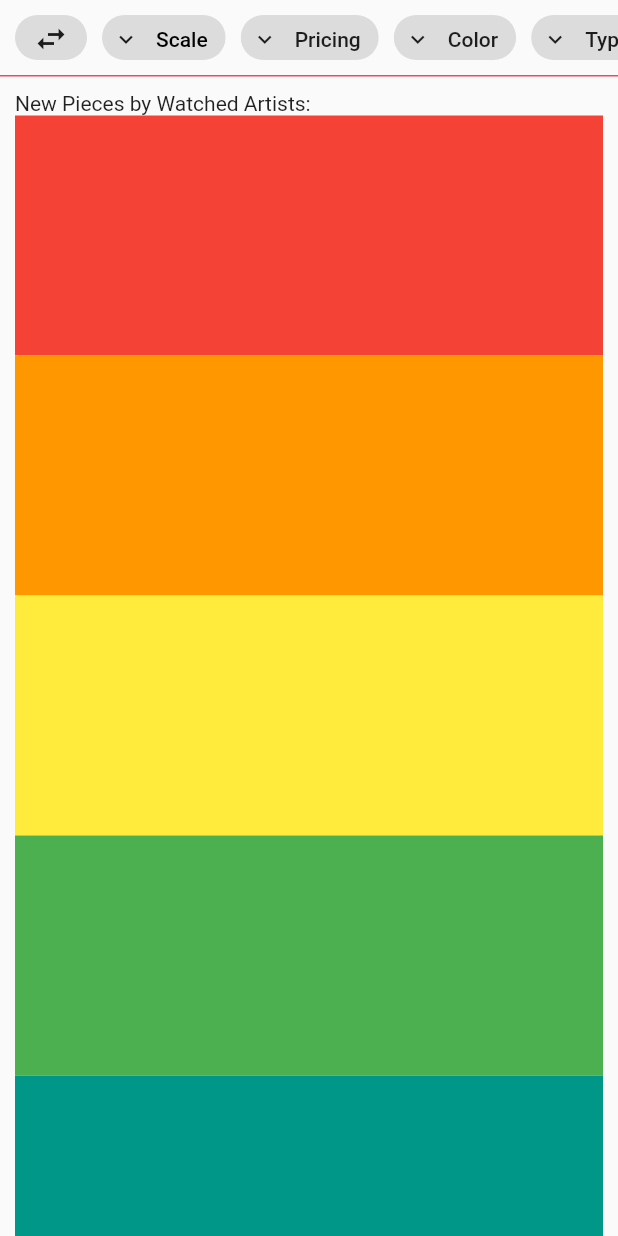
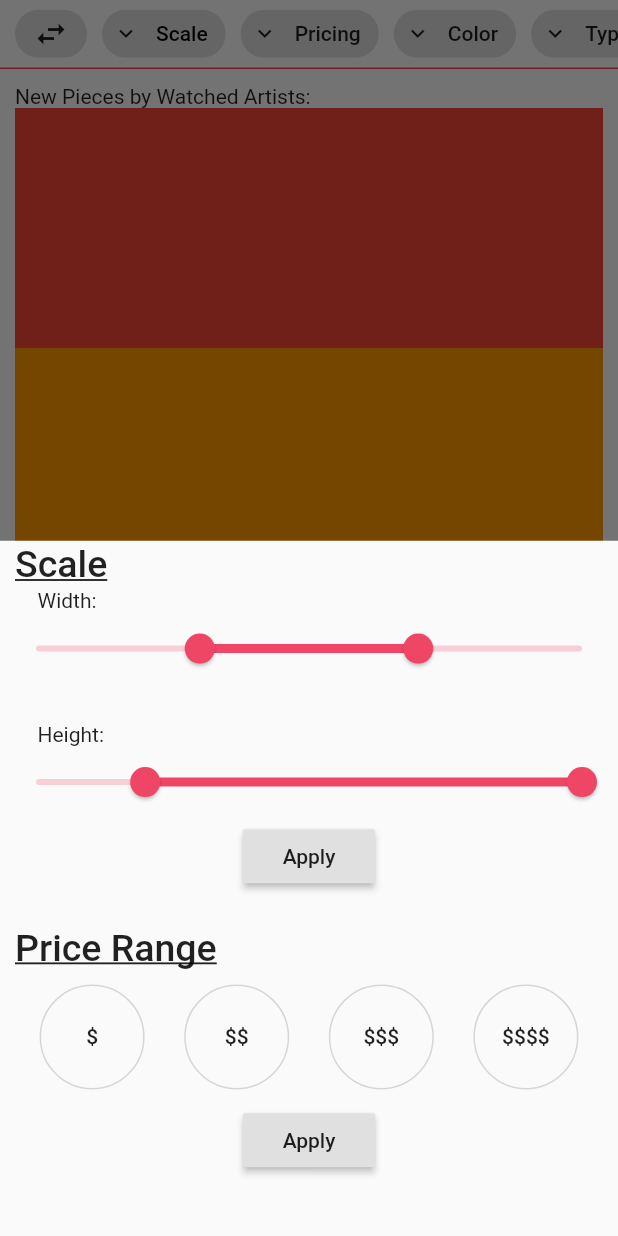
Before and after one commit to a-ng9/partial_gallery, a Flutter app: the BrowseScreen screen opened directly, after a tap on the "swap horiz" icon, on a phone screen of 412 x 824 dp. Run offline on Flutter 3.47's test engine with Material 2 defaults, Android fonts, the phone set to English and light mode, and no system bars.

Commit message:
small modifitcations to bottom sheet

```diff
--- a/lib/widgets/filter_search.dart
+++ b/lib/widgets/filter_search.dart
@@ -23,13 +23,23 @@ class _ChipFiltersState extends State<ChipFilters> {
   @override
   Widget build(BuildContext context) {
     return Container(
-      padding: const EdgeInsets.only(top: 10, bottom: 10),
-      height: 50,
+      height: 45,
       child: ListView(scrollDirection: Axis.horizontal, children: <Widget>[
         SizedBox(width: 10),
         ActionChip(
           label: Icon(Icons.swap_horiz),
-          onPressed: () {},
+          onPressed: () {
+            showModalBottomSheet(
+                context: context,
+                builder: (BuildContext bc) {
+                  return Column(
+                    children: <Widget>[
+                      ScaleBottomSheetSwitch(),
+                      PriceBottomSheetSwitch(),
+                    ],
+                  );
+                });
+          },
         ),
         SizedBox(width: 10),
         // ChipS("Pricing", () {
@@ -65,16 +75,9 @@ class _ChipFiltersState extends State<ChipFilters> {
         ),
         SizedBox(width: 10),
         ActionChip(
-          // backgroundColor: _chipColorChange,
           label: Text("Color"),
           avatar: Icon(Icons.keyboard_arrow_down),
-          onPressed: () {
-            // showModalBottomSheet(
-            //     context: context,
-            //     builder: (BuildContext bc) {
-            //       return PriceBottomSheetSwitch();
-            //     });
-          },
+          onPressed: () {},
         ),
         SizedBox(
           width: 10,
--- a/lib/widgets/price_bottomSheet.dart
+++ b/lib/widgets/price_bottomSheet.dart
@@ -18,9 +18,16 @@ class _PriceBottomSheetSwitch extends State<PriceBottomSheetSwitch> {
       child: Column(
         mainAxisAlignment: MainAxisAlignment.spaceEvenly,
         children: <Widget>[
-          Text(
-            "Price Range",
-            style: TextStyle(fontWeight: FontWeight.w500, fontSize: 20),
+          Container(
+            padding: const EdgeInsets.only(left: 10),
+            alignment: Alignment.centerLeft,
+            child: Text(
+              "Price Range",
+              style: TextStyle(
+                  fontSize: 25,
+                  fontWeight: FontWeight.w500,
+                  decoration: TextDecoration.underline),
+            ),
           ),
           Row(
             mainAxisAlignment: MainAxisAlignment.spaceEvenly,
@@ -100,7 +107,8 @@ class _PriceBottomSheetSwitch extends State<PriceBottomSheetSwitch> {
             onPressed: () {
               Navigator.pop(context);
             },
-          )
+          ),
+          SizedBox(height: 10)
         ],
       ),
     );
--- a/lib/widgets/scale_bottomSheet.dart
+++ b/lib/widgets/scale_bottomSheet.dart
@@ -16,9 +16,16 @@ class _ScaleBottomSheetSwitchState extends State<ScaleBottomSheetSwitch> {
       child: Column(
         mainAxisAlignment: MainAxisAlignment.spaceEvenly,
         children: <Widget>[
-          Text(
-            "Scale",
-            style: TextStyle(fontSize: 20, fontWeight: FontWeight.w500),
+          Container(
+            padding: const EdgeInsets.only(left: 10),
+            alignment: Alignment.centerLeft,
+            child: Text(
+              "Scale",
+              style: TextStyle(
+                  fontSize: 25,
+                  fontWeight: FontWeight.w500,
+                  decoration: TextDecoration.underline),
+            ),
           ),
           Column(
             children: <Widget>[
@@ -79,7 +86,8 @@ class _ScaleBottomSheetSwitchState extends State<ScaleBottomSheetSwitch> {
               Navigator.pop(context);
               print("Apply Button has been pressed");
             },
-          )
+          ),
+          SizedBox(height: 10)
         ],
       ),
     );
```
